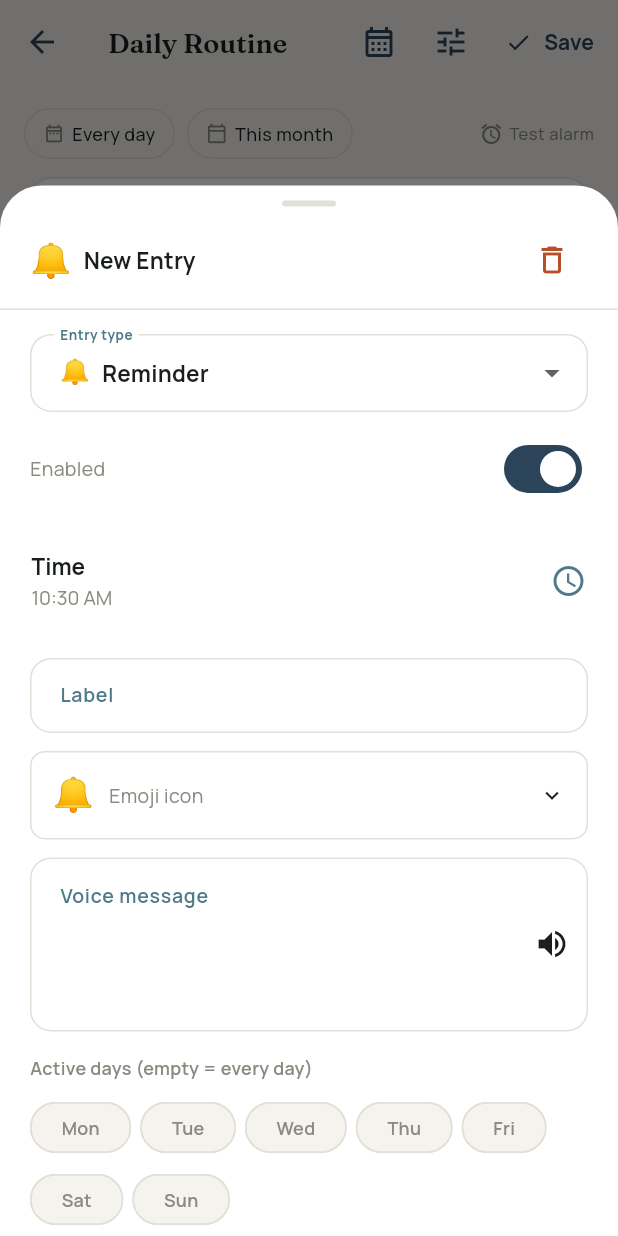
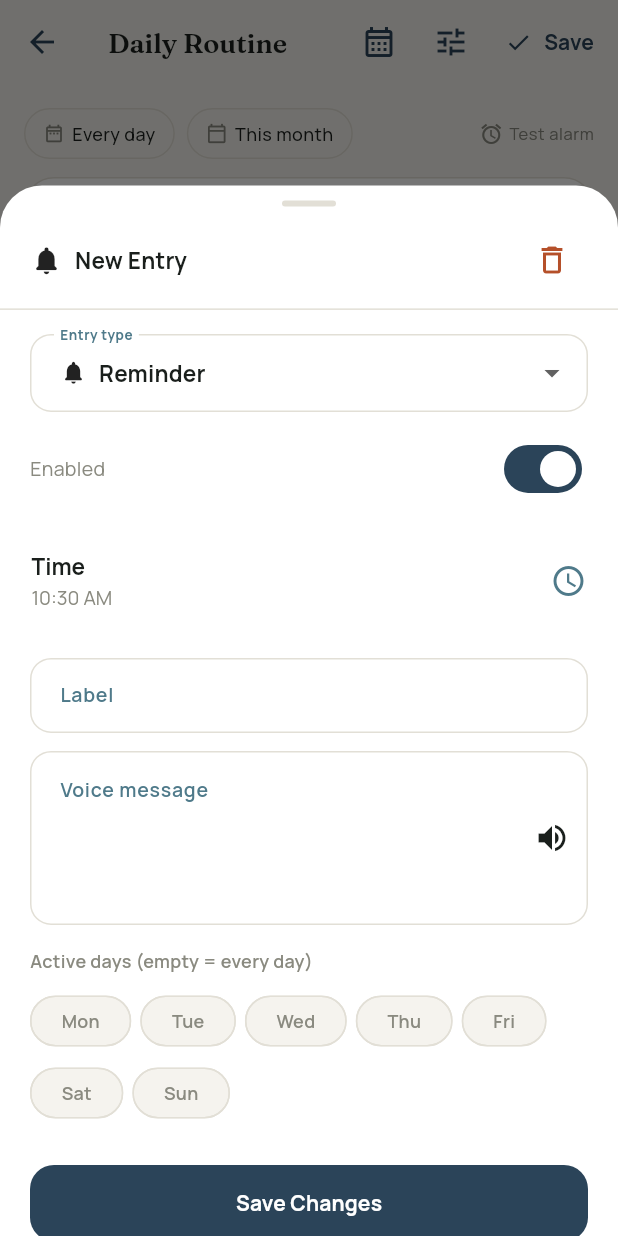
Before and after one commit to manohar454/routine_assistant, a Flutter app: the RoutineTimetableScreen screen opened directly, after a tap on "Add Reminder", on a phone screen of 412 x 824 dp. Run offline on Flutter 3.47's test engine with Material 3 defaults, Android fonts, the phone set to English and light mode, and no system bars; our stand-ins replace file_picker, flutter_local_notifications, flutter_timezone, flutter_tts, google_fonts, just_audio and 4 more; missing offline and left inert: audio_session, device_calendar, flutter_foreground_task, flutter_gemma, flutter_gemma_litertlm; accounts and stored records are empty; statements that could not run were skipped.

Commit message:
refactor: replace emoji labels with proper Material icons
- RoutineEntryType: replace emoji getter with icon (IconData) getter
  using rounded Material icons per type (sunny, water_drop, restaurant,
  timer, notifications, bedtime)
- routine_timetable_screen: remove _customEmoji state, _showEmojiPicker
  flag, _EmojiGrid class, and emoji picker UI block entirely
- Entry cards and edit sheet now show Icon widgets instead of Text emoji

Co-Authored-By: Claude Sonnet 4.6 <noreply@anthropic.com>
Claude-Session: https://claude.ai/code/session_01RpziqFoKVGKk7uGrK4fd7t

```diff
--- a/lib/models/routine_models.dart
+++ b/lib/models/routine_models.dart
@@ -1,5 +1,5 @@
 import 'dart:convert';
-import 'package:flutter/material.dart' show TimeOfDay;
+import 'package:flutter/material.dart' show IconData, Icons, TimeOfDay;
 
 // ---------------------------------------------------------------------------
 // Routine entry type — 6 generic behavioral categories
@@ -26,14 +26,14 @@ extension RoutineEntryTypeExt on RoutineEntryType {
     }
   }
 
-  String get emoji {
+  IconData get icon {
     switch (this) {
-      case RoutineEntryType.wake:      return '🌅';
-      case RoutineEntryType.hydration: return '💧';
-      case RoutineEntryType.meal:      return '🍽️';
-      case RoutineEntryType.activity:  return '⏱️';
-      case RoutineEntryType.reminder:  return '🔔';
-      case RoutineEntryType.wind:      return '🌙';
+      case RoutineEntryType.wake:      return Icons.wb_sunny_rounded;
+      case RoutineEntryType.hydration: return Icons.water_drop_rounded;
+      case RoutineEntryType.meal:      return Icons.restaurant_rounded;
+      case RoutineEntryType.activity:  return Icons.timer_rounded;
+      case RoutineEntryType.reminder:  return Icons.notifications_rounded;
+      case RoutineEntryType.wind:      return Icons.bedtime_rounded;
     }
   }
 
--- a/lib/screens/routine_timetable_screen.dart
+++ b/lib/screens/routine_timetable_screen.dart
@@ -419,10 +419,6 @@ class _EntryCard extends StatelessWidget {
   @override
   Widget build(BuildContext context) {
     final dark = Theme.of(context).brightness == Brightness.dark;
-    final emoji = (entry.extra['customEmoji'] as String?)?.isNotEmpty == true
-        ? entry.extra['customEmoji'] as String
-        : entry.type.emoji;
-
     return GestureDetector(
       onTap: onEdit,
       child: AnimatedOpacity(
@@ -474,8 +470,9 @@ class _EntryCard extends StatelessWidget {
                   margin: const EdgeInsets.symmetric(horizontal: 12),
                   color: (dark ? AppColors.darkBorder : AppColors.mist),
                 ),
-                // Emoji + label
-                Text(emoji, style: const TextStyle(fontSize: 22)),
+                // Type icon
+                Icon(entry.type.icon, size: 22,
+                    color: dark ? AppColors.darkInkSubtle : AppColors.inkSubtle),
                 const SizedBox(width: 10),
                 Expanded(
                   child: Column(
@@ -573,17 +570,14 @@ class _EntryEditSheetState extends State<_EntryEditSheet> {
   late int _timeMin;
   late List<int> _activeDays;
   late RoutineEntryType _type;
-  late String _customEmoji;
   bool _enabled = true;
   bool _testingTts = false;
-  bool _showEmojiPicker = false;
 
   @override
   void initState() {
     super.initState();
     final e = widget.entry;
     _type         = e.type;
-    _customEmoji  = (e.extra['customEmoji'] as String?) ?? '';
     _labelCtrl    = TextEditingController(text: e.label);
     _messageCtrl  = TextEditingController(text: e.message);
     _waterCtrl    = TextEditingController(
@@ -677,7 +671,6 @@ class _EntryEditSheetState extends State<_EntryEditSheet> {
       enabled: _enabled,
       extra: {
         ...widget.entry.extra,
-        'customEmoji': _customEmoji,
       },
     );
     widget.onSave(updated);
@@ -729,10 +722,7 @@ class _EntryEditSheetState extends State<_EntryEditSheet> {
                   const EdgeInsets.symmetric(horizontal: 20, vertical: 8),
               child: Row(
                 children: [
-                  Text(
-                    (_customEmoji.isNotEmpty) ? _customEmoji : _type.emoji,
-                    style: const TextStyle(fontSize: 22),
-                  ),
+                  Icon(_type.icon, size: 22),
                   const SizedBox(width: 8),
                   Expanded(
                     child: Text(
@@ -767,8 +757,7 @@ class _EntryEditSheetState extends State<_EntryEditSheet> {
                         value: t,
                         child: Row(
                           children: [
-                            Text(t.emoji,
-                                style: const TextStyle(fontSize: 16)),
+                            Icon(t.icon, size: 18),
                             const SizedBox(width: 8),
                             Text(t.label),
                           ],
@@ -818,64 +807,6 @@ class _EntryEditSheetState extends State<_EntryEditSheet> {
                     ),
                     textCapitalization: TextCapitalization.sentences,
                   ),
-                  const SizedBox(height: 12),
-
-                  // Emoji picker
-                  GestureDetector(
-                    onTap: () =>
-                        setState(() => _showEmojiPicker = !_showEmojiPicker),
-                    child: Container(
-                      padding: const EdgeInsets.symmetric(
-                          horizontal: 14, vertical: 12),
-                      decoration: BoxDecoration(
-                        color: dark
-                            ? AppColors.darkSurface
-                            : AppColors.cardSurface,
-                        borderRadius:
-                            const BorderRadius.all(AppRadius.sm),
-                        border: Border.all(
-                          color: dark
-                              ? AppColors.darkBorder
-                              : AppColors.mist,
-                        ),
-                      ),
-                      child: Row(
-                        children: [
-                          Text(
-                            _customEmoji.isNotEmpty
-                                ? _customEmoji
-                                : _type.emoji,
-                            style: const TextStyle(fontSize: 22),
-                          ),
-                          const SizedBox(width: 10),
-                          Expanded(
-                            child: Text(
-                              'Emoji icon',
-                              style: Theme.of(context)
-                                  .textTheme
-                                  .bodyMedium,
-                            ),
-                          ),
-                          Icon(
-                            _showEmojiPicker
-                                ? Icons.expand_less
-                                : Icons.expand_more,
-                            size: 18,
-                          ),
-                        ],
-                      ),
-                    ),
-                  ),
-                  if (_showEmojiPicker) ...[
-                    const SizedBox(height: 8),
-                    _EmojiGrid(
-                      selected: _customEmoji,
-                      onSelect: (e) => setState(() {
-                        _customEmoji = e;
-                        _showEmojiPicker = false;
-                      }),
-                    ),
-                  ],
                   const SizedBox(height: 12),
 
                   // Message
@@ -977,77 +908,6 @@ class _EntryEditSheetState extends State<_EntryEditSheet> {
             ),
           ],
         ),
-      ),
-    );
-  }
-}
-
-// ── Emoji grid ────────────────────────────────────────────────────────────────
-
-class _EmojiGrid extends StatelessWidget {
-  final String selected;
-  final void Function(String) onSelect;
-
-  const _EmojiGrid({required this.selected, required this.onSelect});
-
-  static const _emojis = [
-    // Health & body
-    '💧','🥤','🍎','🥗','🍽️','🥕','🍳','☕','🧃',
-    // Fitness
-    '🏃','🏋️','🚴','🧘','⚽','🏀','🎾','🤸','💪','🥊',
-    // Mind & study
-    '📚','📖','✏️','🎯','💡','🧠','📝','🖥️','🎓','📐',
-    // Time & reminders
-    '⏰','🔔','🔕','⏱️','⌚','📅','🗓️','⏳',
-    // Routine
-    '🌅','🌙','😴','🛏️','🚿','🪥','🪴','🧘',
-    // Work
-    '💼','📊','📈','📋','✅','🗂️','💬','📞','📧',
-    // Fun & life
-    '🎵','🎮','🎨','📸','🌿','🌸','🐾','🚗','🌍','❤️',
-  ];
-
-  @override
-  Widget build(BuildContext context) {
-    final dark = context.isDark;
-    return Container(
-      padding: const EdgeInsets.all(10),
-      decoration: BoxDecoration(
-        color: dark ? AppColors.darkCard : AppColors.canvas,
-        borderRadius: const BorderRadius.all(AppRadius.md),
-        border: Border.all(
-          color: dark ? AppColors.darkBorder : AppColors.mist,
-        ),
-      ),
-      child: Wrap(
-        spacing: 4,
-        runSpacing: 4,
-        children: _emojis.map((e) {
-          final isSel = e == selected;
-          return GestureDetector(
-            onTap: () => onSelect(e),
-            child: Container(
-              width: 40,
-              height: 40,
-              decoration: BoxDecoration(
-                color: isSel
-                    ? (dark ? AppColors.darkDeep : AppColors.deep)
-                        .withValues(alpha: 0.2)
-                    : Colors.transparent,
-                borderRadius: const BorderRadius.all(AppRadius.xs),
-                border: isSel
-                    ? Border.all(
-                        color: dark ? AppColors.darkDeep : AppColors.deep,
-                        width: 1.5,
-                      )
-                    : null,
-              ),
-              child: Center(
-                child: Text(e, style: const TextStyle(fontSize: 20)),
-              ),
-            ),
-          );
-        }).toList(),
       ),
     );
   }
```
